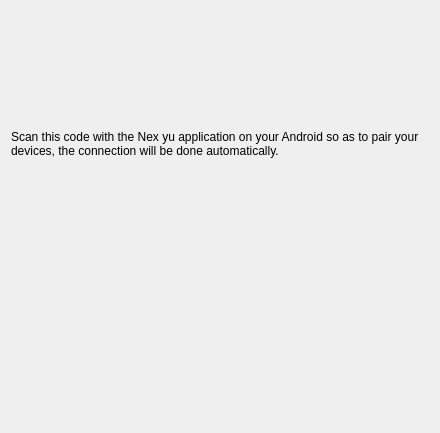
This is ui/Login/login.ui in PaulEcoffet/Nex-yu-computer as Qt 5 draws it before an edit. The edited form follows.
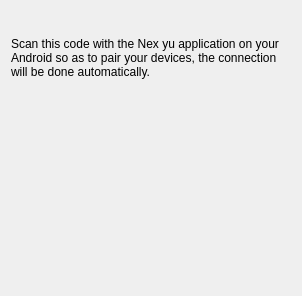
This is the edited form. Icons and pictures are not drawn.

What changed in the file:
```diff
--- a/ui/Login/login.ui
+++ b/ui/Login/login.ui
@@ -2,17 +2,6 @@
 <ui version="4.0">
  <class>loginWindow</class>
  <widget class="QWidget" name="loginWindow">
-  <property name="enabled">
-   <bool>true</bool>
-  </property>
-  <property name="geometry">
-   <rect>
-    <x>0</x>
-    <y>0</y>
-    <width>440</width>
-    <height>433</height>
-   </rect>
-  </property>
   <property name="sizePolicy">
    <sizepolicy hsizetype="Fixed" vsizetype="Fixed">
     <horstretch>0</horstretch>
@@ -29,9 +18,6 @@
   <layout class="QVBoxLayout" name="verticalLayout" stretch="0,1">
    <item>
     <layout class="QHBoxLayout" name="TitleLayout">
-     <property name="sizeConstraint">
-      <enum>QLayout::SetMinimumSize</enum>
-     </property>
      <item>
       <widget class="QLabel" name="logoTitle">
        <property name="enabled">
```
Left out of the diff: 5 changed lines with no effect on the pictures.
